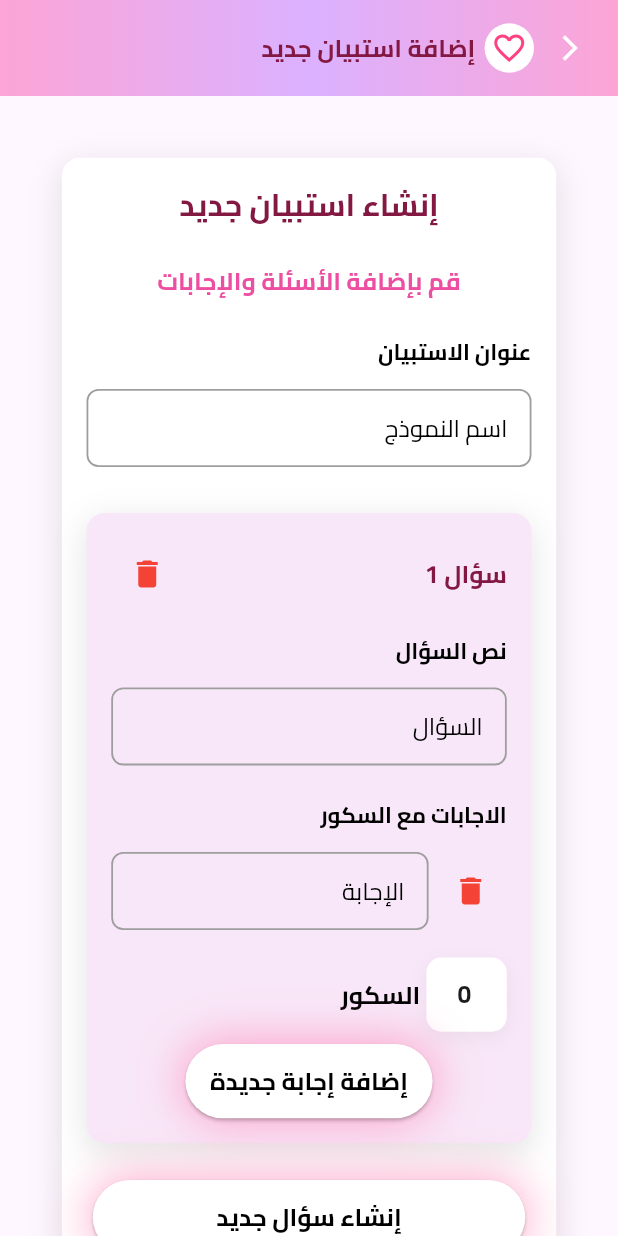
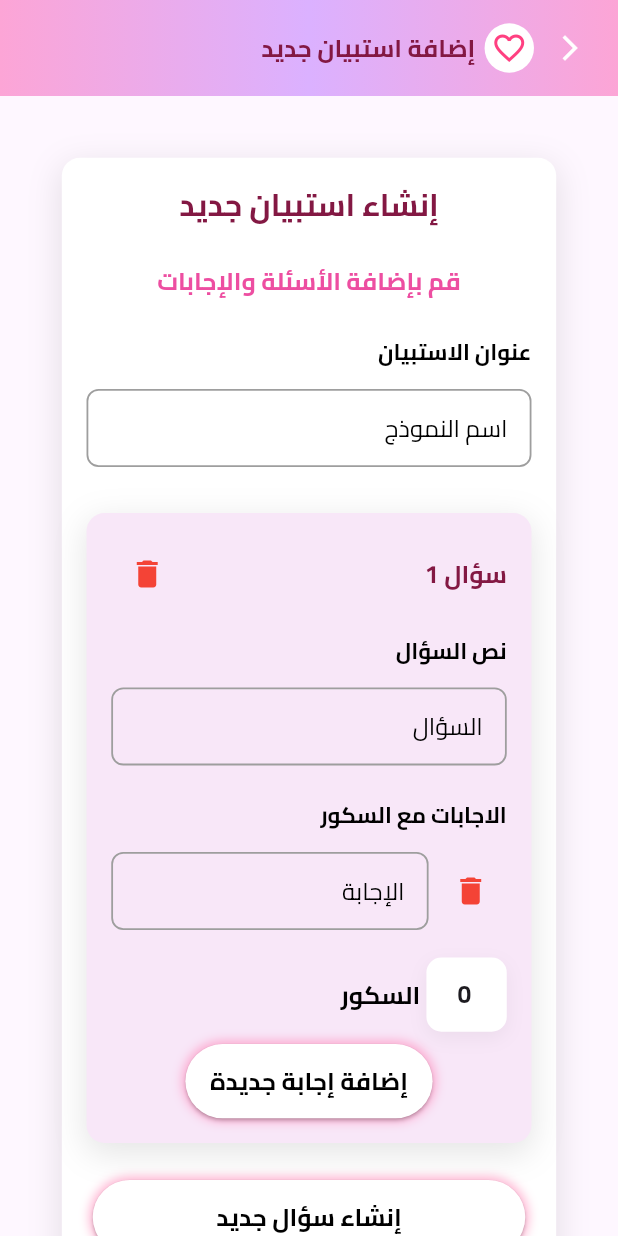
Before and after one commit to Ebaheya/bahya_website, a Flutter app: the AddQuestionnaire screen opened by its route, on a phone screen of 412 x 824 dp. Run offline on Flutter 3.47's test engine with Material 3 defaults, Android fonts, the phone set to English and light mode, and no system bars; our stand-ins replace dio, fl_chart, flutter_secure_storage, go_router, percent_indicator; accounts and stored records are empty.

Commit message:
Refactor admin panel structure; create separate files for AdminPanel, Dashboard, Reports, Users, and Settings pages, and enhance CustomGlowButton with gradient support.

```diff
--- a/lib/helper/custom_glow_buttom.dart
+++ b/lib/helper/custom_glow_buttom.dart
@@ -10,6 +10,12 @@ class CustomGlowButton extends StatelessWidget {
   final Color? glowColor;
   final double? textSize;
   final double? width;
+  final double? height;
+  final double? borderRadius;
+
+  /// 👇 الجديد
+  final bool isGradient;
+
   const CustomGlowButton({
     super.key,
     required this.title,
@@ -19,30 +25,65 @@ class CustomGlowButton extends StatelessWidget {
     this.glowColor,
     this.textSize,
     this.width,
+    this.height,
+    this.borderRadius,
+
+    /// 👇 الجديد
+    this.isGradient = false,
   });
 
   @override
   Widget build(BuildContext context) {
+    final radius = BorderRadius.circular(borderRadius ?? 30);
+
     return Container(
-      height: getScreenHeight(context) * 0.06,
+      height: height ?? getScreenHeight(context) * 0.06,
       width: width ?? getScreenWidth(context) * 0.25,
       decoration: BoxDecoration(
-        borderRadius: BorderRadius.circular(30),
+        borderRadius: radius,
         boxShadow: [
           BoxShadow(
-            color: glowColor ?? Color(0xFFFF7BB0).withOpacity(0.6),
-            blurRadius: 25,
-            spreadRadius: 3,
+            color: glowColor ?? const Color(0xFFFF7BB0).withOpacity(0.6),
+            blurRadius: 5,
+            spreadRadius: 2,
           ),
         ],
       ),
-      child: ElevatedButton(
+
+      /// 👇 لو Gradient
+      child: isGradient
+          ? ClipRRect(
+              borderRadius: radius,
+              child: Material(
+                color: Colors.transparent,
+                child: Ink(
+                  decoration: BoxDecoration(
+                    gradient: LinearGradient(
+                      colors: gradientColors,
+                      begin: Alignment.topLeft,
+                      end: Alignment.bottomRight,
+                    ),
+                  ),
+                  child: InkWell(
+                    onTap: onPressed,
+                    child: Center(
+                      child: customText(
+                        text: title,
+                        size: textSize ?? getScreenHeight(context) * 0.02,
+                        bold: true,
+                        color: Colors.white,
+                      ),
+                    ),
+                  ),
+                ),
+              ),
+            )
+          : ElevatedButton(
               style: ElevatedButton.styleFrom(
                 backgroundColor: backgroundColor ?? Colors.white,
-          foregroundColor: textColor ?? Color(0xFFFF7BB0),
-          shape: const StadiumBorder(),
+                foregroundColor: textColor ?? const Color(0xFFFF7BB0),
+                shape: RoundedRectangleBorder(borderRadius: radius),
                 padding: const EdgeInsets.symmetric(vertical: 12),
-
               ),
               onPressed: onPressed,
               child: customText(
--- a/lib/route.dart
+++ b/lib/route.dart
@@ -1,4 +1,4 @@
-import 'package:bahya_website/screens/admin_panal.dart';
+import 'package:bahya_website/screens/admin_panel/admin_panal.dart';
 import 'package:go_router/go_router.dart';
 
 import 'screens/login.dart';
```
Also changed, not shown: lib/screens/admin_panel/admin_panal.dart (renamed from lib/screens/admin_panal.dart, +4 -13 lines), lib/screens/admin_panel/settings_panel.dart (added, +381 -0 lines), lib/screens/admin_panel/dashboard_panel.dart (renamed from lib/screens/dashboard_panel.dart), lib/screens/admin_panel/report_panel.dart (renamed from lib/screens/report_panel.dart), lib/screens/admin_panel/users_panel.dart (renamed from lib/screens/users_panel.dart). Lines whose indentation alone changed are shown as unchanged.
